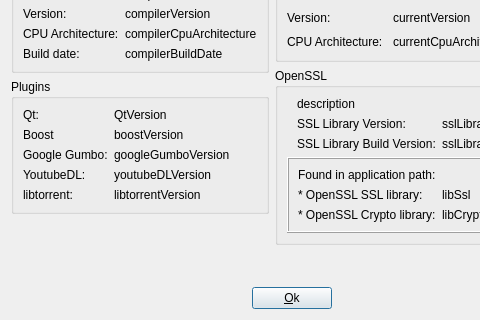
Before: the Qt Designer form src/dialogs/compilerdialog.ui in setvisible/ArrowDL, drawn with Qt 5; both pictures show x 0 to 480 and y 127 to 447 of the 583 by 447 pixel window.
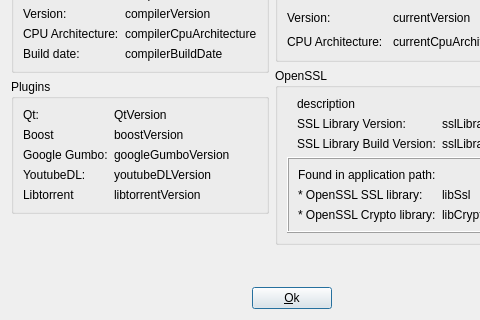
After: the same form once the commit is applied.

Commit message: [Torrent] Fix bug with wrong Libtorrent version

```diff
--- a/src/dialogs/compilerdialog.ui
+++ b/src/dialogs/compilerdialog.ui
@@ -174,7 +174,7 @@
           <item row="4" column="0">
            <widget class="QLabel" name="libtorrentVersionLabel">
             <property name="text">
-             <string notr="true">libtorrent:</string>
+             <string notr="true">Libtorrent</string>
             </property>
            </widget>
           </item>
```
The commit also changes 2 other files.
